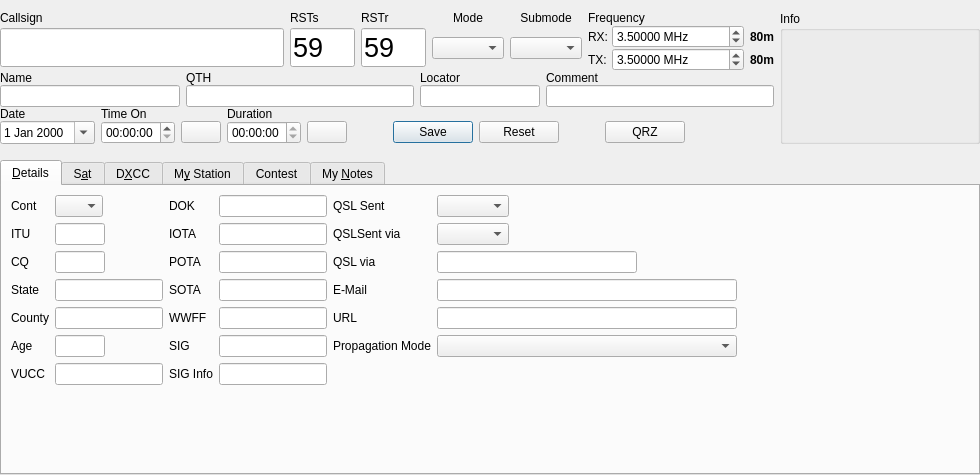
Old version of the form ui/NewContactWidget.ui in the repository k5mcd/QLog.
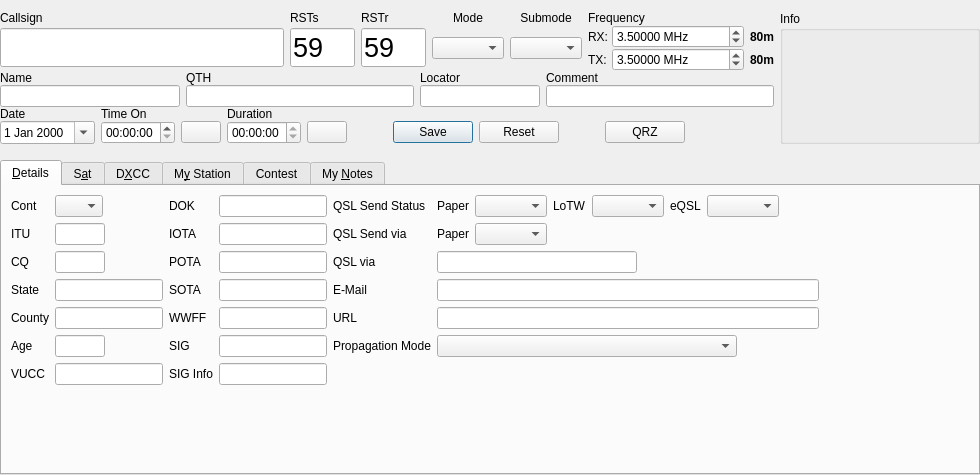
New version of the form. Icons and pictures are not drawn. Custom widgets are drawn as their Qt base class.

Commit message: Fixing #176 - Fixed misunderstanding _SENT Status Values

Diff of the .ui file:
```diff
--- a/ui/NewContactWidget.ui
+++ b/ui/NewContactWidget.ui
@@ -1572,11 +1572,26 @@
          <item row="0" column="0">
           <widget class="QLabel" name="qslSentLabel">
            <property name="text">
-            <string>QSL Sent</string>
+            <string>QSL Send Status</string>
            </property>
           </widget>
          </item>
          <item row="0" column="1">
+          <layout class="QHBoxLayout" name="horizontalLayout_8">
+           <item>
+            <widget class="QLabel" name="paperQslSentLabel">
+             <property name="sizePolicy">
+              <sizepolicy hsizetype="Maximum" vsizetype="Preferred">
+               <horstretch>0</horstretch>
+               <verstretch>0</verstretch>
+              </sizepolicy>
+             </property>
+             <property name="text">
+              <string>Paper</string>
+             </property>
+            </widget>
+           </item>
+           <item>
           <widget class="QComboBox" name="qslSentBox">
            <property name="sizePolicy">
             <sizepolicy hsizetype="Maximum" vsizetype="Fixed">
@@ -1593,16 +1608,119 @@
            <property name="focusPolicy">
             <enum>Qt::ClickFocus</enum>
            </property>
-          </widget>
+             <property name="toolTip">
+              <string>&lt;b&gt;Yes&lt;/b&gt; - an outgoing QSL card has been sent; the QSO has been uploaded to, and accepted by, the online service&lt;br/&gt;&lt;b&gt;No&lt;/b&gt; - do not send an outgoing QSL card; do not upload the QSO to the online service&lt;br/&gt;&lt;b&gt;Requested&lt;/b&gt; - the contacted station has requested a QSL card; the contacted station has requested the QSO be uploaded to the online service&lt;br/&gt;&lt;b&gt;Queued&lt;/b&gt; - an outgoing QSL card has been selected to be sent; a QSO has been selected to be uploaded to the online service&lt;br/&gt;</string>
+             </property>
+            </widget>
+           </item>
+           <item>
+            <widget class="QLabel" name="lotwQslSentLabel">
+             <property name="sizePolicy">
+              <sizepolicy hsizetype="Maximum" vsizetype="Preferred">
+               <horstretch>0</horstretch>
+               <verstretch>0</verstretch>
+              </sizepolicy>
+             </property>
+             <property name="text">
+              <string>LoTW</string>
+             </property>
+            </widget>
+           </item>
+           <item>
+            <widget class="QComboBox" name="lotwQslSentBox">
+             <property name="sizePolicy">
+              <sizepolicy hsizetype="Maximum" vsizetype="Fixed">
+               <horstretch>0</horstretch>
+               <verstretch>0</verstretch>
+              </sizepolicy>
+             </property>
+             <property name="minimumSize">
+              <size>
+               <width>50</width>
+               <height>0</height>
+              </size>
+             </property>
+             <property name="focusPolicy">
+              <enum>Qt::ClickFocus</enum>
+             </property>
+             <property name="toolTip">
+              <string>&lt;b&gt;Yes&lt;/b&gt; - an outgoing QSL card has been sent; the QSO has been uploaded to, and accepted by, the online service&lt;br/&gt;&lt;b&gt;No&lt;/b&gt; - do not send an outgoing QSL card; do not upload the QSO to the online service&lt;br/&gt;&lt;b&gt;Requested&lt;/b&gt; - the contacted station has requested a QSL card; the contacted station has requested the QSO be uploaded to the online service&lt;br/&gt;&lt;b&gt;Queued&lt;/b&gt; - an outgoing QSL card has been selected to be sent; a QSO has been selected to be uploaded to the online service&lt;br/&gt;</string>
+             </property>
+            </widget>
+           </item>
+           <item>
+            <widget class="QLabel" name="eQSLSentLabel">
+             <property name="sizePolicy">
+              <sizepolicy hsizetype="Maximum" vsizetype="Preferred">
+               <horstretch>0</horstretch>
+               <verstretch>0</verstretch>
+              </sizepolicy>
+             </property>
+             <property name="text">
+              <string>eQSL</string>
+             </property>
+            </widget>
+           </item>
+           <item>
+            <widget class="QComboBox" name="eQSLSentBox">
+             <property name="sizePolicy">
+              <sizepolicy hsizetype="Maximum" vsizetype="Fixed">
+               <horstretch>0</horstretch>
+               <verstretch>0</verstretch>
+              </sizepolicy>
+             </property>
+             <property name="minimumSize">
+              <size>
+               <width>50</width>
+               <height>0</height>
+              </size>
+             </property>
+             <property name="focusPolicy">
+              <enum>Qt::ClickFocus</enum>
+             </property>
+             <property name="toolTip">
+              <string>&lt;b&gt;Yes&lt;/b&gt; - an outgoing QSL card has been sent; the QSO has been uploaded to, and accepted by, the online service&lt;br/&gt;&lt;b&gt;No&lt;/b&gt; - do not send an outgoing QSL card; do not upload the QSO to the online service&lt;br/&gt;&lt;b&gt;Requested&lt;/b&gt; - the contacted station has requested a QSL card; the contacted station has requested the QSO be uploaded to the online service&lt;br/&gt;&lt;b&gt;Queued&lt;/b&gt; - an outgoing QSL card has been selected to be sent; a QSO has been selected to be uploaded to the online service&lt;br/&gt;</string>
+             </property>
+            </widget>
+           </item>
+           <item>
+            <spacer name="horizontalSpacer_9">
+             <property name="orientation">
+              <enum>Qt::Horizontal</enum>
+             </property>
+             <property name="sizeHint" stdset="0">
+              <size>
+               <width>40</width>
+               <height>20</height>
+              </size>
+             </property>
+            </spacer>
+           </item>
+          </layout>
          </item>
          <item row="1" column="0">
           <widget class="QLabel" name="qslSentViaLabel">
            <property name="text">
-            <string>QSLSent via</string>
+            <string>QSL Send via</string>
            </property>
           </widget>
          </item>
          <item row="1" column="1">
+          <layout class="QHBoxLayout" name="horizontalLayout_10">
+           <item>
+            <widget class="QLabel" name="qslSentViaPaperLabel">
+             <property name="sizePolicy">
+              <sizepolicy hsizetype="Maximum" vsizetype="Preferred">
+               <horstretch>0</horstretch>
+               <verstretch>0</verstretch>
+              </sizepolicy>
+             </property>
+             <property name="text">
+              <string>Paper</string>
+             </property>
+            </widget>
+           </item>
+           <item>
           <widget class="QComboBox" name="qslSentViaBox">
            <property name="sizePolicy">
             <sizepolicy hsizetype="Maximum" vsizetype="Fixed">
@@ -1621,6 +1739,21 @@
            </property>
           </widget>
          </item>
+           <item>
+            <spacer name="horizontalSpacer_10">
+             <property name="orientation">
+              <enum>Qt::Horizontal</enum>
+             </property>
+             <property name="sizeHint" stdset="0">
+              <size>
+               <width>40</width>
+               <height>20</height>
+              </size>
+             </property>
+            </spacer>
+           </item>
+          </layout>
+         </item>
          <item row="2" column="0">
           <widget class="QLabel" name="qslViaLabel">
            <property name="text">
```
Left out of the diff: 59 changed lines with no effect on the pictures. Lines whose indentation alone changed are shown as unchanged. The commit also changes 8 other files.
